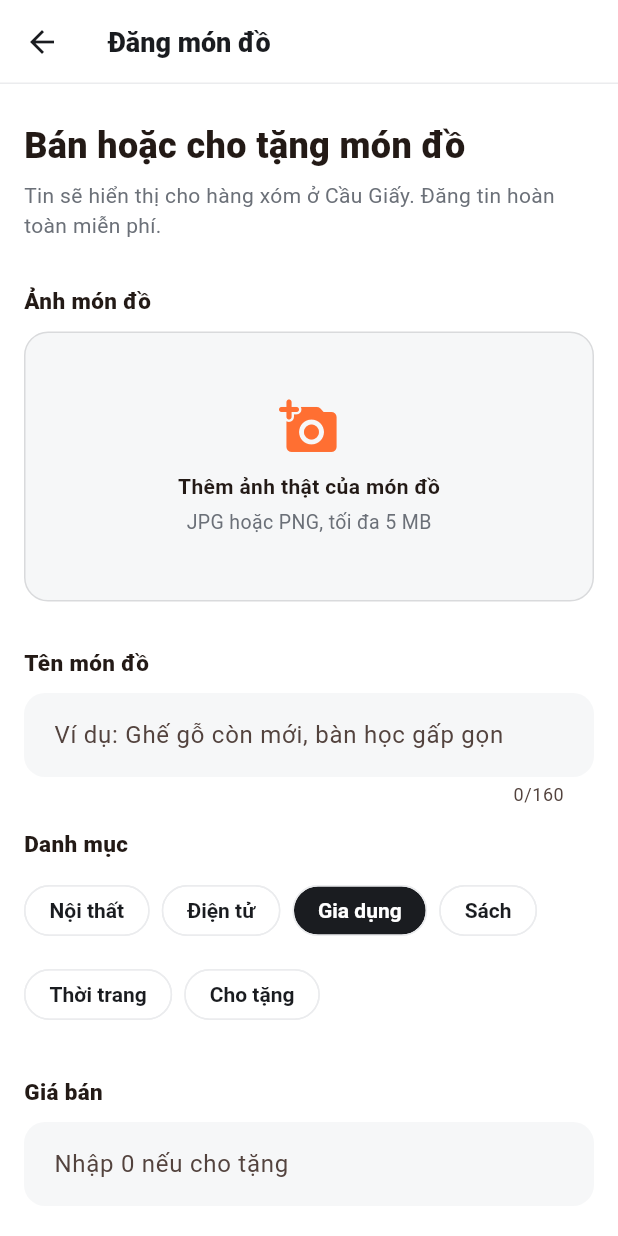
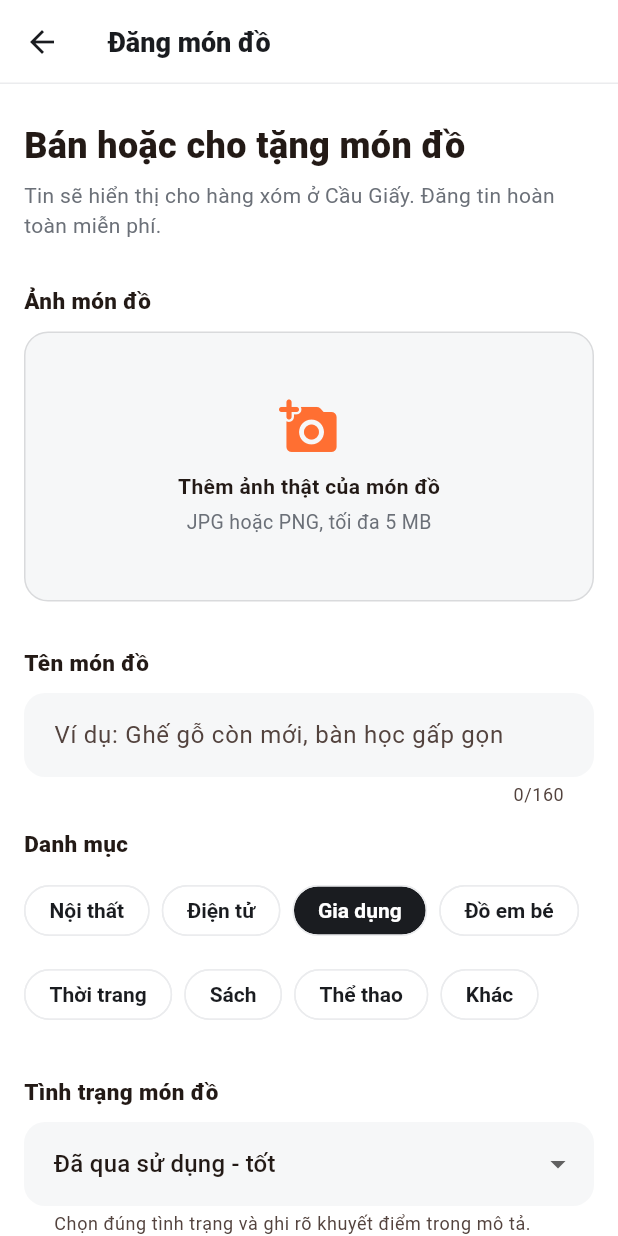
Before and after one commit to ngockhanhyp/cho-gan, a Flutter app: the screen it shows after launch, after a tap on "Đăng tin miễn phí", on a phone screen of 412 x 824 dp. Run offline on Flutter 3.47's test engine with Material 3 defaults, Android fonts, the phone set to English and light mode, and no system bars; our stand-ins replace flutter_svg, geolocator, image_picker, shared_preferences, supabase_flutter; accounts and stored records are empty.

Commit message:
Improve-secondhand-listing-composition

```diff
--- a/lib/cloud_app.dart
+++ b/lib/cloud_app.dart
@@ -2128,6 +2128,7 @@ class _Compose extends State<Compose> {
       description = TextEditingController();
   final form = GlobalKey<FormState>();
   String category = 'Gia dụng';
+  String condition = 'Đã qua sử dụng - tốt';
   Uint8List? photo;
   String mime = 'image/jpeg';
   bool busy = false;
@@ -2193,7 +2194,7 @@ class _Compose extends State<Compose> {
       await db.from('listings').insert({
         'owner_id': uid,
         'title': title.text.trim(),
-        'description': description.text.trim(),
+        'description': 'Tình trạng: $condition\n\n${description.text.trim()}',
         'price': int.parse(price.text),
         'category': category,
         'area': widget.area,
@@ -2294,7 +2295,7 @@ class _Compose extends State<Compose> {
               Wrap(
                 spacing: 8,
                 runSpacing: 8,
-                children: ['Nội thất', 'Điện tử', 'Gia dụng', 'Sách', 'Thời trang', 'Cho tặng']
+                children: ['Nội thất', 'Điện tử', 'Gia dụng', 'Đồ em bé', 'Thời trang', 'Sách', 'Thể thao', 'Khác']
                     .map(
                       (v) => ChoiceChip(
                         label: Text(v),
@@ -2314,6 +2315,23 @@ class _Compose extends State<Compose> {
                     .toList(),
               ),
               const SizedBox(height: 24),
+              label('Tình trạng món đồ'),
+              DropdownButtonFormField<String>(
+                initialValue: condition,
+                decoration: const InputDecoration(
+                  helperText: 'Chọn đúng tình trạng và ghi rõ khuyết điểm trong mô tả.',
+                ),
+                items: const [
+                  DropdownMenuItem(value: 'Mới', child: Text('Mới')),
+                  DropdownMenuItem(value: 'Đã qua sử dụng - như mới', child: Text('Đã qua sử dụng - như mới')),
+                  DropdownMenuItem(value: 'Đã qua sử dụng - tốt', child: Text('Đã qua sử dụng - tốt')),
+                  DropdownMenuItem(value: 'Đã qua sử dụng - có khuyết điểm', child: Text('Đã qua sử dụng - có khuyết điểm')),
+                ],
+                onChanged: busy ? null : (value) {
+                  if (value != null) setState(() => condition = value);
+                },
+              ),
+              const SizedBox(height: 24),
               label('Giá bán'),
               TextFormField(
                 controller: price,
@@ -2335,7 +2353,7 @@ class _Compose extends State<Compose> {
               TextFormField(
                 controller: description,
                 maxLines: 6,
-                maxLength: 4000,
+                maxLength: 3950,
                 decoration: const InputDecoration(
                   hintText:
                       'Tình trạng, thời gian đã dùng, khuyết điểm (nếu có), giờ và nơi tiện hẹn nhận…',
```
